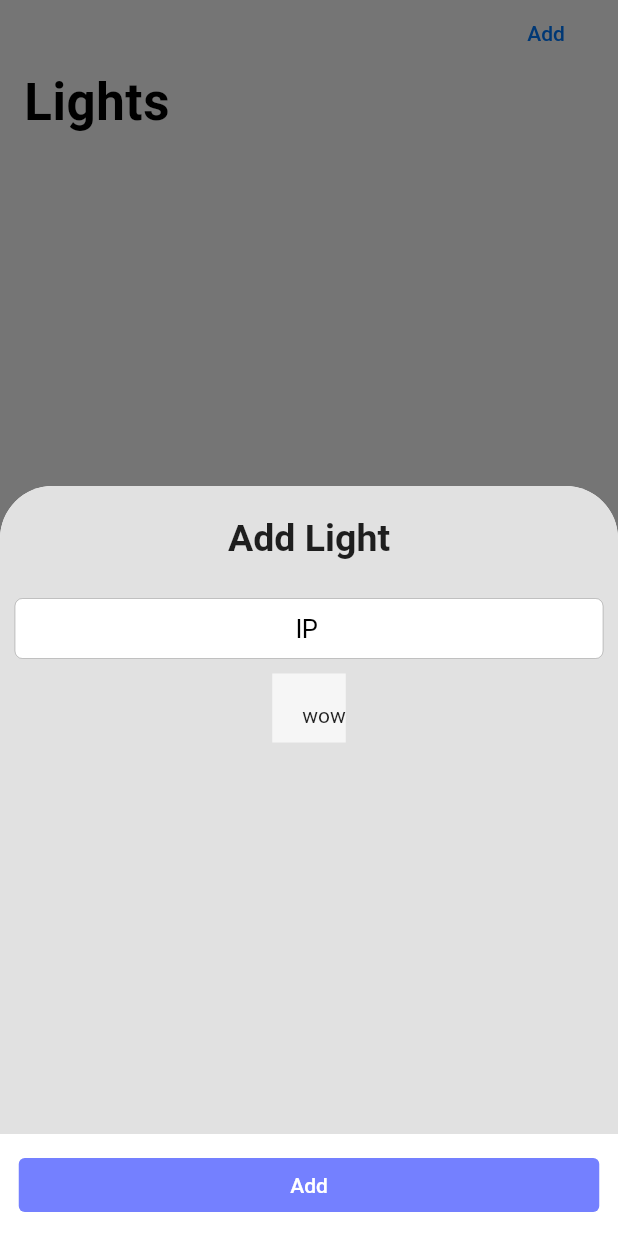
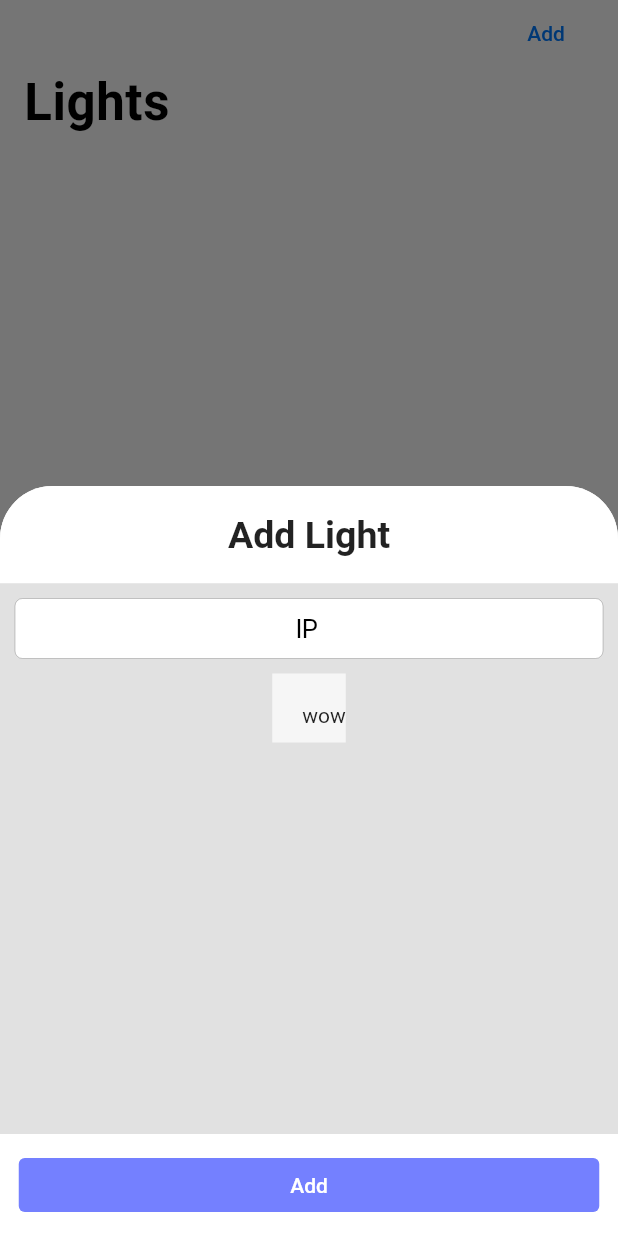
Before and after one commit to Light-Master/LightMaster, a Flutter app: the screen it shows after launch, after a tap on "Add", on a phone screen of 412 x 824 dp. Run offline on Flutter 3.47's test engine with Material 2 defaults, Android fonts, the phone set to English and light mode, and no system bars; our stand-ins replace bloc, flutter_bloc, flutter_xlider; missing offline and left inert: flex_color_picker, flutter_radio_button_group, http_interceptor.

Commit message:
restyle add light settings sheet header

```diff
--- a/light_master_app/lib/modules/dashboard/screens/add_light.dart
+++ b/light_master_app/lib/modules/dashboard/screens/add_light.dart
@@ -7,6 +7,8 @@ import 'package:light_master_app/modules/dashboard/models/light.dart';
 import 'package:light_master_app/modules/dashboard/models/light_source.dart';
 
 class AddLight extends StatelessWidget {
+  final roundedSheetRadius = BorderRadius.only(
+      topLeft: const Radius.circular(35), topRight: const Radius.circular(35));
   final addressEditingController = TextEditingController(text: 'IP');
 
   @override
@@ -16,48 +18,31 @@ class AddLight extends StatelessWidget {
     final managedLightSourceBloc =
         BlocProvider.of<ManagedLightSourceBloc>(context);
 
-    // FlutterRadioButtonGroup detected = FlutterRadioButtonGroup(
-    //     items: [
-    //       /*put your items here*/
-    //       "192.168.1.10",
-    //       "192.168.1.11",
-    //       "192.168.1.12",
-    //       "192.168.1.13",
-    //       "192.168.1.14",
-    //       "192.168.1.15",
-    //       "192.168.1.16",
-    //       //"192.168.1.17",
-    //       //"192.168.1.18",
-    //       //"192.168.1.19",
-    //       //"192.168.1.20",
-    //       //"192.168.1.21",
-    //       //"192.168.1.22",
-    //       //"192.168.1.23",
-    //       //"192.168.1.24",
-    //       //"192.168.1.25",
-    //       //"192.168.1.26",
-    //       //"192.168.1.27",
-    //       //"192.168.1.28",
-    //       //"192.168.1.29",
-    //       //"192.168.1.30",
-    //     ],
-    //     onSelected: (String selected) {
-    //       _selected = selected;
-    //     });
-
     return Container(
         decoration: BoxDecoration(
             color: Color.fromARGB(255, 225, 225, 225),
-            borderRadius: BorderRadius.only(
-                topLeft: const Radius.circular(35),
-                topRight: const Radius.circular(35))),
+            borderRadius: roundedSheetRadius),
         height: 500,
-        child: Column(children: <Widget>[
+        child: Column(
+            mainAxisSize: MainAxisSize.max,
+            mainAxisAlignment: MainAxisAlignment.center,
+            children: [
               Container(
                   height: 65,
-              padding: EdgeInsets.only(top: 20, bottom: 10),
+                  decoration: BoxDecoration(
+                      color: Colors.white, borderRadius: roundedSheetRadius),
+                  child: Row(
+                      mainAxisSize: MainAxisSize.max,
+                      mainAxisAlignment: MainAxisAlignment.center,
+                      children: [
+                        Expanded(
+                            child: Container(
+                                alignment: Alignment.center,
                                 child: Text('Add Light',
-                  style: TextStyle(fontWeight: FontWeight.bold, fontSize: 25))),
+                                    style: TextStyle(
+                                        fontWeight: FontWeight.bold,
+                                        fontSize: 25))))
+                      ])),
               Expanded(
                   child: SingleChildScrollView(
                 child: Column(children: <Widget>[
@@ -66,7 +51,7 @@ class AddLight extends StatelessWidget {
                       padding: EdgeInsets.only(left: 10.0, right: 10.0),
                       child: Column(children: <Widget>[
                         Divider(
-                      color: Color.fromARGB(255, 225, 225, 225),
+                          color: Color.fromARGB(0, 0, 0, 225),
                           height: 10,
                           thickness: 1,
                           indent: 0,
@@ -86,7 +71,8 @@ class AddLight extends StatelessWidget {
                       ])),
                   Container(
                       color: Colors.white70,
-                  padding: EdgeInsets.only(top: 20.0, left: 20.0, bottom: 10.0),
+                      padding:
+                          EdgeInsets.only(top: 20.0, left: 20.0, bottom: 10.0),
                       // TODO: add auto search function to locate nearby lights on the network
                       child: Text("wow"))
                 ]),
```
Lines whose indentation alone changed are shown as unchanged.
